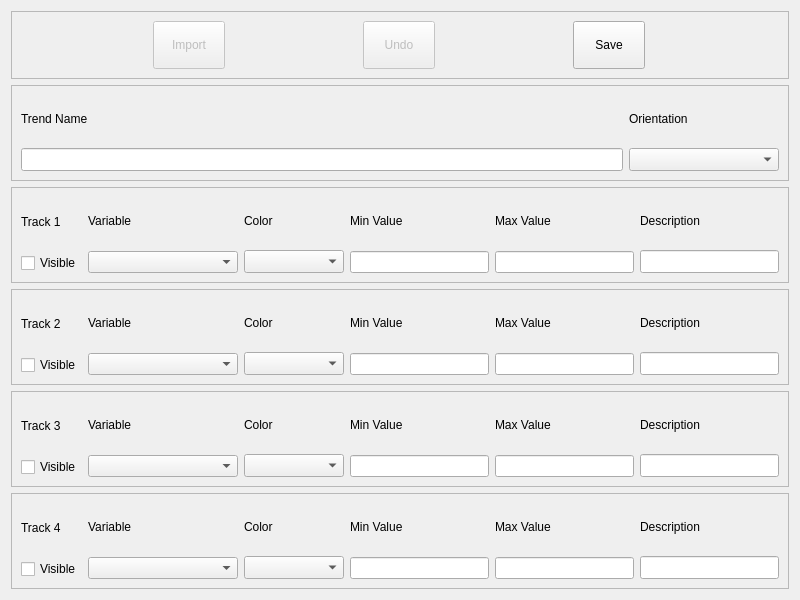
Qt form projects/devtools/qt-creator-2.8.1-src/src/plugins/cte/trendeditor.ui (MECTsrl/imx_mect) before a commit.
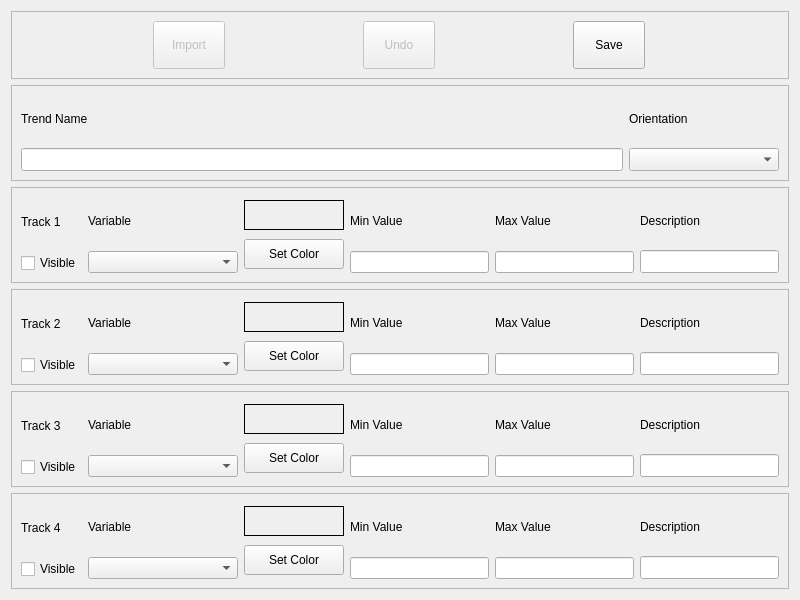
The same form after that commit.

The edit to the form file:
```diff
--- a/projects/devtools/qt-creator-2.8.1-src/src/plugins/cte/trendeditor.ui
+++ b/projects/devtools/qt-creator-2.8.1-src/src/plugins/cte/trendeditor.ui
@@ -353,14 +353,29 @@
        <layout class="QVBoxLayout" name="verticalLayout_4">
         <item>
          <widget class="QLabel" name="lblColor_1">
+          <property name="minimumSize">
+           <size>
+            <width>100</width>
+            <height>30</height>
+           </size>
+          </property>
+          <property name="maximumSize">
+           <size>
+            <width>150</width>
+            <height>30</height>
+           </size>
+          </property>
           <property name="font">
            <font>
             <weight>50</weight>
             <bold>false</bold>
            </font>
           </property>
+          <property name="frameShape">
+           <enum>QFrame::Box</enum>
+          </property>
           <property name="text">
-           <string>Color</string>
+           <string/>
           </property>
           <property name="buddy">
            <cstring>cboColor_1</cstring>
@@ -368,19 +383,21 @@
          </widget>
         </item>
         <item>
-         <widget class="QComboBox" name="cboColor_1">
+         <widget class="QPushButton" name="cmdColor_1">
           <property name="minimumSize">
            <size>
             <width>100</width>
-            <height>0</height>
+            <height>30</height>
            </size>
           </property>
-          <property name="font">
-           <font>
-            <pointsize>10</pointsize>
-            <weight>50</weight>
-            <bold>false</bold>
-           </font>
+          <property name="maximumSize">
+           <size>
+            <width>150</width>
+            <height>30</height>
+           </size>
+          </property>
+          <property name="text">
+           <string>Set Color</string>
           </property>
          </widget>
         </item>
@@ -610,14 +627,29 @@
        <layout class="QVBoxLayout" name="verticalLayout_9">
         <item>
          <widget class="QLabel" name="lblColor_2">
+          <property name="minimumSize">
+           <size>
+            <width>100</width>
+            <height>30</height>
+           </size>
+          </property>
+          <property name="maximumSize">
+           <size>
+            <width>150</width>
+            <height>30</height>
+           </size>
+          </property>
           <property name="font">
            <font>
             <weight>50</weight>
             <bold>false</bold>
            </font>
           </property>
+          <property name="frameShape">
+           <enum>QFrame::Box</enum>
+          </property>
           <property name="text">
-           <string>Color</string>
+           <string/>
           </property>
           <property name="buddy">
            <cstring>cboColor_2</cstring>
@@ -625,19 +657,21 @@
          </widget>
         </item>
         <item>
-         <widget class="QComboBox" name="cboColor_2">
+         <widget class="QPushButton" name="cmdColor_2">
           <property name="minimumSize">
            <size>
             <width>100</width>
-            <height>0</height>
+            <height>30</height>
            </size>
           </property>
-          <property name="font">
-           <font>
-            <pointsize>10</pointsize>
-            <weight>50</weight>
-            <bold>false</bold>
-           </font>
+          <property name="maximumSize">
+           <size>
+            <width>150</width>
+            <height>30</height>
+           </size>
+          </property>
+          <property name="text">
+           <string>Set Color</string>
           </property>
          </widget>
         </item>
@@ -867,14 +901,29 @@
        <layout class="QVBoxLayout" name="verticalLayout_15">
         <item>
          <widget class="QLabel" name="lblColor_3">
+          <property name="minimumSize">
+           <size>
+            <width>100</width>
+            <height>30</height>
+           </size>
+          </property>
+          <property name="maximumSize">
+           <size>
+            <width>150</width>
+            <height>30</height>
+           </size>
+          </property>
           <property name="font">
            <font>
             <weight>50</weight>
             <bold>false</bold>
            </font>
           </property>
+          <property name="frameShape">
+           <enum>QFrame::Box</enum>
+          </property>
           <property name="text">
-           <string>Color</string>
+           <string/>
           </property>
           <property name="buddy">
            <cstring>cboColor_3</cstring>
@@ -882,19 +931,21 @@
          </widget>
         </item>
         <item>
-         <widget class="QComboBox" name="cboColor_3">
+         <widget class="QPushButton" name="cmdColor_3">
           <property name="minimumSize">
            <size>
             <width>100</width>
-            <height>0</height>
+            <height>30</height>
            </size>
           </property>
-          <property name="font">
-           <font>
-            <pointsize>10</pointsize>
-            <weight>50</weight>
-            <bold>false</bold>
-           </font>
+          <property name="maximumSize">
+           <size>
+            <width>150</width>
+            <height>30</height>
+           </size>
+          </property>
+          <property name="text">
+           <string>Set Color</string>
           </property>
          </widget>
         </item>
@@ -1124,14 +1175,29 @@
        <layout class="QVBoxLayout" name="verticalLayout_21">
         <item>
          <widget class="QLabel" name="lblColor_4">
+          <property name="minimumSize">
+           <size>
+            <width>100</width>
+            <height>30</height>
+           </size>
+          </property>
+          <property name="maximumSize">
+           <size>
+            <width>150</width>
+            <height>30</height>
+           </size>
+          </property>
           <property name="font">
            <font>
             <weight>50</weight>
             <bold>false</bold>
            </font>
           </property>
+          <property name="frameShape">
+           <enum>QFrame::Box</enum>
+          </property>
           <property name="text">
-           <string>Color</string>
+           <string/>
           </property>
           <property name="buddy">
            <cstring>cboColor_4</cstring>
@@ -1139,19 +1205,21 @@
          </widget>
         </item>
         <item>
-         <widget class="QComboBox" name="cboColor_4">
+         <widget class="QPushButton" name="cmdColor_4">
           <property name="minimumSize">
            <size>
             <width>100</width>
-            <height>0</height>
+            <height>30</height>
            </size>
           </property>
-          <property name="font">
-           <font>
-            <pointsize>10</pointsize>
-            <weight>50</weight>
-            <bold>false</bold>
-           </font>
+          <property name="maximumSize">
+           <size>
+            <width>150</width>
+            <height>30</height>
+           </size>
+          </property>
+          <property name="text">
+           <string>Set Color</string>
           </property>
          </widget>
         </item>
```
Left out of the diff: 20 changed lines with no effect on the pictures.
